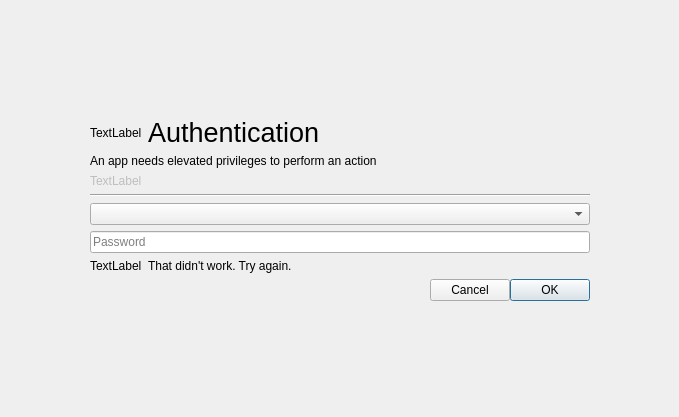
Before: the Qt Designer form polkitagent/authenticate.ui in vicr123/theshell, drawn with Qt 5.
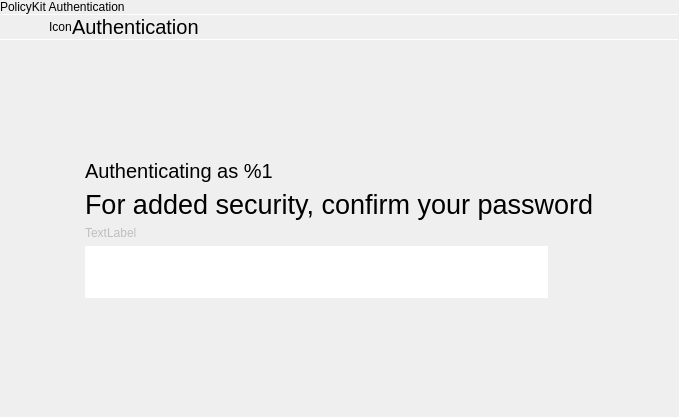
After: the same form once the commit is applied. Icons and pictures are not drawn.

Commit message: Add background modes and new polkit agent

The edit to the form file:
```diff
--- a/polkitagent/authenticate.ui
+++ b/polkitagent/authenticate.ui
@@ -17,7 +17,10 @@
    <iconset theme="dialog-password">
     <normaloff>.</normaloff>.</iconset>
   </property>
-  <layout class="QGridLayout" name="gridLayout">
+  <layout class="QVBoxLayout" name="verticalLayout_3">
+   <property name="spacing">
+    <number>0</number>
+   </property>
    <property name="leftMargin">
     <number>0</number>
    </property>
@@ -30,33 +33,52 @@
    <property name="bottomMargin">
     <number>0</number>
    </property>
-   <item row="1" column="0">
-    <spacer name="horizontalSpacer_2">
+   <item>
+    <widget class="QLabel" name="label_3">
+     <property name="text">
+      <string>PolicyKit Authentication</string>
+     </property>
+     <property name="margin">
+      <number>3</number>
+     </property>
+    </widget>
+   </item>
+   <item>
+    <widget class="Line" name="line_4">
+     <property name="maximumSize">
+      <size>
+       <width>16777215</width>
+       <height>1</height>
+      </size>
+     </property>
      <property name="orientation">
       <enum>Qt::Horizontal</enum>
      </property>
-     <property name="sizeHint" stdset="0">
-      <size>
-       <width>40</width>
-       <height>20</height>
-      </size>
-     </property>
-    </spacer>
+    </widget>
    </item>
-   <item row="0" column="1">
-    <spacer name="verticalSpacer_2">
-     <property name="orientation">
-      <enum>Qt::Vertical</enum>
+   <item>
+    <widget class="QStackedWidget" name="mainStack">
+     <property name="currentIndex">
+      <number>0</number>
      </property>
-     <property name="sizeHint" stdset="0">
-      <size>
-       <width>20</width>
-       <height>40</height>
-      </size>
-     </property>
-    </spacer>
-   </item>
-   <item row="2" column="1">
+     <widget class="QWidget" name="page">
+      <layout class="QGridLayout" name="gridLayout_2">
+       <property name="leftMargin">
+        <number>0</number>
+       </property>
+       <property name="topMargin">
+        <number>0</number>
+       </property>
+       <property name="rightMargin">
+        <number>0</number>
+       </property>
+       <property name="bottomMargin">
+        <number>0</number>
+       </property>
+       <property name="spacing">
+        <number>0</number>
+       </property>
+       <item row="5" column="1">
     <spacer name="verticalSpacer">
      <property name="orientation">
       <enum>Qt::Vertical</enum>
@@ -69,8 +91,21 @@
      </property>
     </spacer>
    </item>
-   <item row="1" column="3">
-    <spacer name="horizontalSpacer_3">
+       <item row="2" column="1">
+        <spacer name="verticalSpacer_2">
+         <property name="orientation">
+          <enum>Qt::Vertical</enum>
+         </property>
+         <property name="sizeHint" stdset="0">
+          <size>
+           <width>20</width>
+           <height>40</height>
+          </size>
+         </property>
+        </spacer>
+       </item>
+       <item row="3" column="0">
+        <spacer name="horizontalSpacer_2">
      <property name="orientation">
       <enum>Qt::Horizontal</enum>
      </property>
@@ -82,7 +117,7 @@
      </property>
     </spacer>
    </item>
-   <item row="1" column="1" colspan="2">
+       <item row="3" column="1">
     <widget class="QFrame" name="authFrame">
      <property name="minimumSize">
       <size>
@@ -110,16 +145,9 @@
        <number>0</number>
       </property>
       <item>
-       <layout class="QHBoxLayout" name="horizontalLayout_3">
+           <layout class="QHBoxLayout" name="horizontalLayout">
         <item>
-         <widget class="QLabel" name="polkitIcon">
-          <property name="text">
-           <string>TextLabel</string>
-          </property>
-         </widget>
-        </item>
-        <item>
-         <widget class="QLabel" name="label">
+             <widget class="QLabel" name="userLabel">
           <property name="sizePolicy">
            <sizepolicy hsizetype="Expanding" vsizetype="Preferred">
             <horstretch>0</horstretch>
@@ -128,11 +156,30 @@
           </property>
           <property name="font">
            <font>
-            <pointsize>20</pointsize>
+                <pointsize>15</pointsize>
            </font>
           </property>
           <property name="text">
-           <string>Authentication</string>
+               <string notr="true">Authenticating as %1</string>
+              </property>
+             </widget>
+            </item>
+            <item>
+             <widget class="QPushButton" name="switchUser">
+              <property name="sizePolicy">
+               <sizepolicy hsizetype="Preferred" vsizetype="Preferred">
+                <horstretch>0</horstretch>
+                <verstretch>0</verstretch>
+               </sizepolicy>
+              </property>
+              <property name="text">
+               <string/>
+              </property>
+              <property name="icon">
+               <iconset theme="system-switch-user"/>
+              </property>
+              <property name="flat">
+               <bool>true</bool>
           </property>
          </widget>
         </item>
@@ -140,8 +187,13 @@
       </item>
       <item>
        <widget class="QLabel" name="label_2">
+            <property name="font">
+             <font>
+              <pointsize>20</pointsize>
+             </font>
+            </property>
         <property name="text">
-         <string>An app needs elevated privileges to perform an action</string>
+             <string>For added security, confirm your password</string>
         </property>
        </widget>
       </item>
@@ -156,119 +208,35 @@
        </widget>
       </item>
       <item>
-       <widget class="Line" name="line">
-        <property name="orientation">
-         <enum>Qt::Horizontal</enum>
-        </property>
-       </widget>
-      </item>
-      <item>
-       <widget class="QComboBox" name="authenticationUsers"/>
-      </item>
+           <layout class="QHBoxLayout" name="horizontalLayout_3">
       <item>
        <widget class="QLineEdit" name="lineEdit">
+              <property name="font">
+               <font>
+                <pointsize>30</pointsize>
+               </font>
+              </property>
+              <property name="frame">
+               <bool>false</bool>
+              </property>
         <property name="echoMode">
          <enum>QLineEdit::Password</enum>
         </property>
-        <property name="placeholderText">
-         <string>Password</string>
-        </property>
-        <property name="clearButtonEnabled">
-         <bool>true</bool>
-        </property>
-       </widget>
-      </item>
-      <item>
-       <widget class="QFrame" name="errorFrame">
-        <property name="frameShape">
-         <enum>QFrame::NoFrame</enum>
-        </property>
-        <property name="frameShadow">
-         <enum>QFrame::Raised</enum>
-        </property>
-        <layout class="QHBoxLayout" name="horizontalLayout_2">
-         <property name="leftMargin">
-          <number>0</number>
-         </property>
-         <property name="topMargin">
-          <number>0</number>
-         </property>
-         <property name="rightMargin">
-          <number>0</number>
-         </property>
-         <property name="bottomMargin">
-          <number>0</number>
-         </property>
-         <item>
-          <widget class="QLabel" name="errorIcon">
-           <property name="text">
-            <string>TextLabel</string>
-           </property>
-          </widget>
-         </item>
-         <item>
-          <widget class="QLabel" name="label_3">
-           <property name="sizePolicy">
-            <sizepolicy hsizetype="Expanding" vsizetype="Preferred">
-             <horstretch>0</horstretch>
-             <verstretch>0</verstretch>
-            </sizepolicy>
-           </property>
-           <property name="text">
-            <string>That didn't work. Try again.</string>
-           </property>
-          </widget>
-         </item>
-        </layout>
-       </widget>
-      </item>
-      <item>
-       <layout class="QHBoxLayout" name="horizontalLayout">
-        <property name="spacing">
-         <number>0</number>
-        </property>
-        <item>
-         <widget class="QPushButton" name="keyboardButton">
-          <property name="text">
-           <string/>
-          </property>
-          <property name="icon">
-           <iconset theme="preferences-desktop-keyboard">
-            <normaloff>.</normaloff>.</iconset>
-          </property>
-          <property name="flat">
-           <bool>true</bool>
-          </property>
-         </widget>
-        </item>
-        <item>
-         <spacer name="horizontalSpacer">
-          <property name="orientation">
-           <enum>Qt::Horizontal</enum>
-          </property>
-          <property name="sizeHint" stdset="0">
-           <size>
-            <width>40</width>
-            <height>20</height>
-           </size>
-          </property>
-         </spacer>
-        </item>
-        <item>
-         <widget class="QPushButton" name="pushButton">
-          <property name="text">
-           <string>Cancel</string>
-          </property>
-          <property name="icon">
-           <iconset theme="dialog-cancel">
-            <normaloff>.</normaloff>.</iconset>
+              <property name="alignment">
+               <set>Qt::AlignCenter</set>
           </property>
          </widget>
         </item>
         <item>
          <widget class="QPushButton" name="pushButton_2">
+              <property name="sizePolicy">
+               <sizepolicy hsizetype="Preferred" vsizetype="Preferred">
+                <horstretch>0</horstretch>
+                <verstretch>0</verstretch>
+               </sizepolicy>
+              </property>
           <property name="text">
-           <string>OK</string>
+               <string/>
           </property>
           <property name="icon">
            <iconset theme="dialog-ok">
@@ -277,6 +245,9 @@
           <property name="default">
            <bool>true</bool>
           </property>
+              <property name="flat">
+               <bool>true</bool>
+              </property>
          </widget>
         </item>
        </layout>
@@ -284,13 +255,236 @@
      </layout>
     </widget>
    </item>
-  </layout>
- </widget>
- <tabstops>
-  <tabstop>lineEdit</tabstop>
-  <tabstop>pushButton</tabstop>
-  <tabstop>pushButton_2</tabstop>
- </tabstops>
+       <item row="3" column="2">
+        <spacer name="horizontalSpacer_3">
+         <property name="orientation">
+          <enum>Qt::Horizontal</enum>
+         </property>
+         <property name="sizeHint" stdset="0">
+          <size>
+           <width>40</width>
+           <height>20</height>
+          </size>
+         </property>
+        </spacer>
+       </item>
+       <item row="1" column="0" colspan="3">
+        <widget class="Line" name="line_2">
+         <property name="maximumSize">
+          <size>
+           <width>16777215</width>
+           <height>1</height>
+          </size>
+         </property>
+         <property name="orientation">
+          <enum>Qt::Horizontal</enum>
+         </property>
+        </widget>
+       </item>
+       <item row="0" column="0" colspan="3">
+        <layout class="QHBoxLayout" name="horizontalLayout_4">
+         <item>
+          <widget class="QPushButton" name="pushButton">
+           <property name="sizePolicy">
+            <sizepolicy hsizetype="Preferred" vsizetype="Preferred">
+             <horstretch>0</horstretch>
+             <verstretch>0</verstretch>
+            </sizepolicy>
+           </property>
+           <property name="text">
+            <string/>
+           </property>
+           <property name="icon">
+            <iconset theme="go-previous">
+             <normaloff>.</normaloff>.</iconset>
+           </property>
+           <property name="flat">
+            <bool>true</bool>
+           </property>
+          </widget>
+         </item>
+         <item>
+          <spacer name="horizontalSpacer">
+           <property name="orientation">
+            <enum>Qt::Horizontal</enum>
+           </property>
+           <property name="sizeType">
+            <enum>QSizePolicy::Fixed</enum>
+           </property>
+           <property name="sizeHint" stdset="0">
+            <size>
+             <width>9</width>
+             <height>20</height>
+            </size>
+           </property>
+          </spacer>
+         </item>
+         <item>
+          <widget class="QLabel" name="polkitIcon">
+           <property name="text">
+            <string notr="true">Icon</string>
+           </property>
+          </widget>
+         </item>
+         <item>
+          <widget class="QLabel" name="label_4">
+           <property name="sizePolicy">
+            <sizepolicy hsizetype="Expanding" vsizetype="Preferred">
+             <horstretch>0</horstretch>
+             <verstretch>0</verstretch>
+            </sizepolicy>
+           </property>
+           <property name="font">
+            <font>
+             <pointsize>15</pointsize>
+            </font>
+           </property>
+           <property name="text">
+            <string>Authentication</string>
+           </property>
+           <property name="margin">
+            <number>9</number>
+           </property>
+          </widget>
+         </item>
+         <item>
+          <widget class="QPushButton" name="keyboardButton">
+           <property name="sizePolicy">
+            <sizepolicy hsizetype="Preferred" vsizetype="Preferred">
+             <horstretch>0</horstretch>
+             <verstretch>0</verstretch>
+            </sizepolicy>
+           </property>
+           <property name="text">
+            <string/>
+           </property>
+           <property name="icon">
+            <iconset theme="preferences-desktop-keyboard">
+             <normaloff>.</normaloff>.</iconset>
+           </property>
+           <property name="flat">
+            <bool>true</bool>
+           </property>
+          </widget>
+         </item>
+        </layout>
+       </item>
+      </layout>
+     </widget>
+     <widget class="QWidget" name="page_2">
+      <layout class="QVBoxLayout" name="verticalLayout">
+       <property name="spacing">
+        <number>0</number>
+       </property>
+       <property name="leftMargin">
+        <number>0</number>
+       </property>
+       <property name="topMargin">
+        <number>0</number>
+       </property>
+       <property name="rightMargin">
+        <number>0</number>
+       </property>
+       <property name="bottomMargin">
+        <number>0</number>
+       </property>
+       <item>
+        <layout class="QHBoxLayout" name="horizontalLayout_5">
+         <property name="spacing">
+          <number>0</number>
+         </property>
+         <item>
+          <widget class="QPushButton" name="backToMain">
+           <property name="sizePolicy">
+            <sizepolicy hsizetype="Preferred" vsizetype="Preferred">
+             <horstretch>0</horstretch>
+             <verstretch>0</verstretch>
+            </sizepolicy>
+           </property>
+           <property name="text">
+            <string/>
+           </property>
+           <property name="icon">
+            <iconset theme="go-previous">
+             <normaloff>.</normaloff>.</iconset>
+           </property>
+           <property name="flat">
+            <bool>true</bool>
+           </property>
+          </widget>
+         </item>
+         <item>
+          <widget class="QLabel" name="label_5">
+           <property name="sizePolicy">
+            <sizepolicy hsizetype="Expanding" vsizetype="Preferred">
+             <horstretch>0</horstretch>
+             <verstretch>0</verstretch>
+            </sizepolicy>
+           </property>
+           <property name="font">
+            <font>
+             <pointsize>15</pointsize>
+            </font>
+           </property>
+           <property name="text">
+            <string>Select User</string>
+           </property>
+           <property name="margin">
+            <number>9</number>
+           </property>
+          </widget>
+         </item>
+        </layout>
+       </item>
+       <item>
+        <widget class="Line" name="line">
+         <property name="maximumSize">
+          <size>
+           <width>16777215</width>
+           <height>1</height>
+          </size>
+         </property>
+         <property name="orientation">
+          <enum>Qt::Horizontal</enum>
+         </property>
+        </widget>
+       </item>
+       <item>
+        <widget class="QLabel" name="label">
+         <property name="text">
+          <string>Who do you want to authenticate as?</string>
+         </property>
+         <property name="margin">
+          <number>9</number>
+         </property>
+        </widget>
+       </item>
+       <item>
+        <widget class="Line" name="line_3">
+         <property name="maximumSize">
+          <size>
+           <width>16777215</width>
+           <height>1</height>
+          </size>
+         </property>
+         <property name="orientation">
+          <enum>Qt::Horizontal</enum>
+         </property>
+        </widget>
+       </item>
+       <item>
+        <widget class="QListWidget" name="authenticationUsers">
+         <property name="frameShape">
+          <enum>QFrame::NoFrame</enum>
+         </property>
+        </widget>
+       </item>
+      </layout>
+     </widget>
+    </widget>
+   </item>
+  </layout>
+ </widget>
  <resources/>
  <connections/>
 </ui>
```
Left out of the diff: 2 changed lines with no effect on the pictures. Lines whose indentation alone changed are shown as unchanged. The commit also changes 36 other files.
